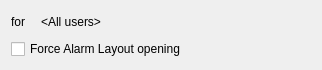
networkoptix/nx_open, file client/src/ui/widgets/business/show_on_alarm_layout_action_widget.ui: the form before one commit.
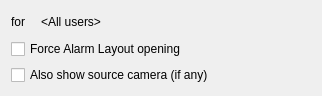
The form after the commit.

Commit message:
VMS-1459: Add option 'Use Source Camera'
<==== Mercurial data ====>
Branch: x_new_2.5_actions

What changed in the file:
```diff
--- a/client/src/ui/widgets/business/show_on_alarm_layout_action_widget.ui
+++ b/client/src/ui/widgets/business/show_on_alarm_layout_action_widget.ui
@@ -7,7 +7,7 @@
     <x>0</x>
     <y>0</y>
     <width>322</width>
-    <height>64</height>
+    <height>87</height>
    </rect>
   </property>
   <property name="windowTitle">
@@ -51,6 +51,13 @@
      </property>
     </widget>
    </item>
+   <item row="2" column="0" colspan="3">
+    <widget class="QCheckBox" name="useSourceCheckBox">
+     <property name="text">
+      <string>Also show source camera (if any)</string>
+     </property>
+    </widget>
+   </item>
   </layout>
  </widget>
  <resources/>
```
The commit also changes 9 other files.
